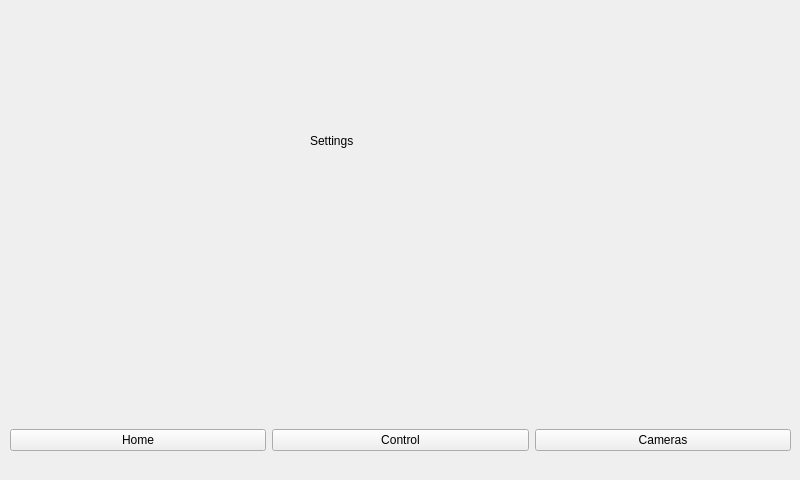
Qt form src/cpp_qt_app/src/settings.ui (PiatekBartosz/ros2_agv_pc) before a commit.
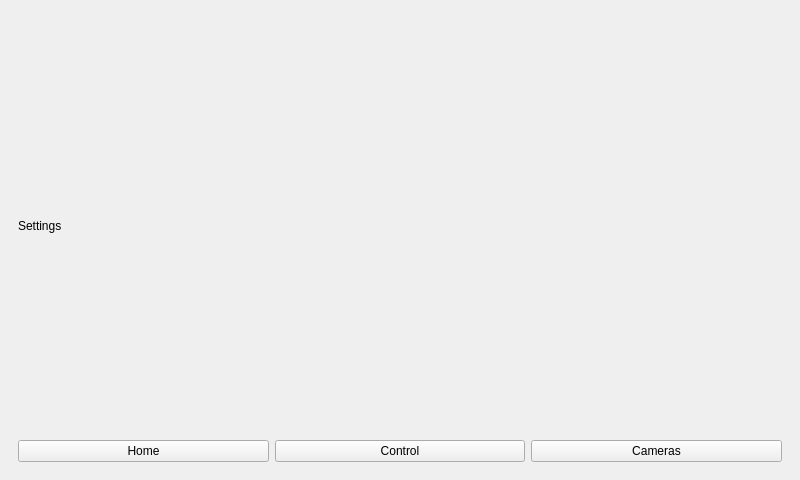
The same form after that commit.

```diff
--- a/src/cpp_qt_app/src/settings.ui
+++ b/src/cpp_qt_app/src/settings.ui
@@ -14,25 +14,23 @@
    <string>MainWindow</string>
   </property>
   <widget class="QWidget" name="centralwidget">
+   <layout class="QVBoxLayout" name="verticalLayout">
+    <item>
    <widget class="QStackedWidget" name="stackedWidget">
-    <property name="geometry">
-     <rect>
-      <x>10</x>
-      <y>-20</y>
-      <width>781</width>
-      <height>491</height>
-     </rect>
-    </property>
     <widget class="QWidget" name="page_2">
-     <widget class="QWidget" name="horizontalLayoutWidget">
-      <property name="geometry">
-       <rect>
-        <x>0</x>
-        <y>440</y>
-        <width>781</width>
-        <height>41</height>
-       </rect>
-      </property>
+       <layout class="QVBoxLayout" name="verticalLayout_2">
+        <item>
+         <widget class="QLabel" name="label">
+          <property name="styleSheet">
+           <string notr="true">font: 16pt &quot;Sans Serif&quot;;
+qproperty-alignment: AlignCenter;</string>
+          </property>
+          <property name="text">
+           <string>Settings</string>
+          </property>
+         </widget>
+        </item>
+        <item>
       <layout class="QHBoxLayout" name="horizontalLayout">
        <item>
         <widget class="QPushButton" name="pushButton_home">
@@ -56,22 +54,12 @@
         </widget>
        </item>
       </layout>
-     </widget>
-     <widget class="QLabel" name="label">
-      <property name="geometry">
-       <rect>
-        <x>300</x>
-        <y>150</y>
-        <width>67</width>
-        <height>21</height>
-       </rect>
-      </property>
-      <property name="text">
-       <string>Settings</string>
-      </property>
+        </item>
+       </layout>
+      </widget>
      </widget>
-    </widget>
-   </widget>
+    </item>
+   </layout>
   </widget>
  </widget>
  <resources/>
```
Lines whose indentation alone changed are shown as unchanged.
